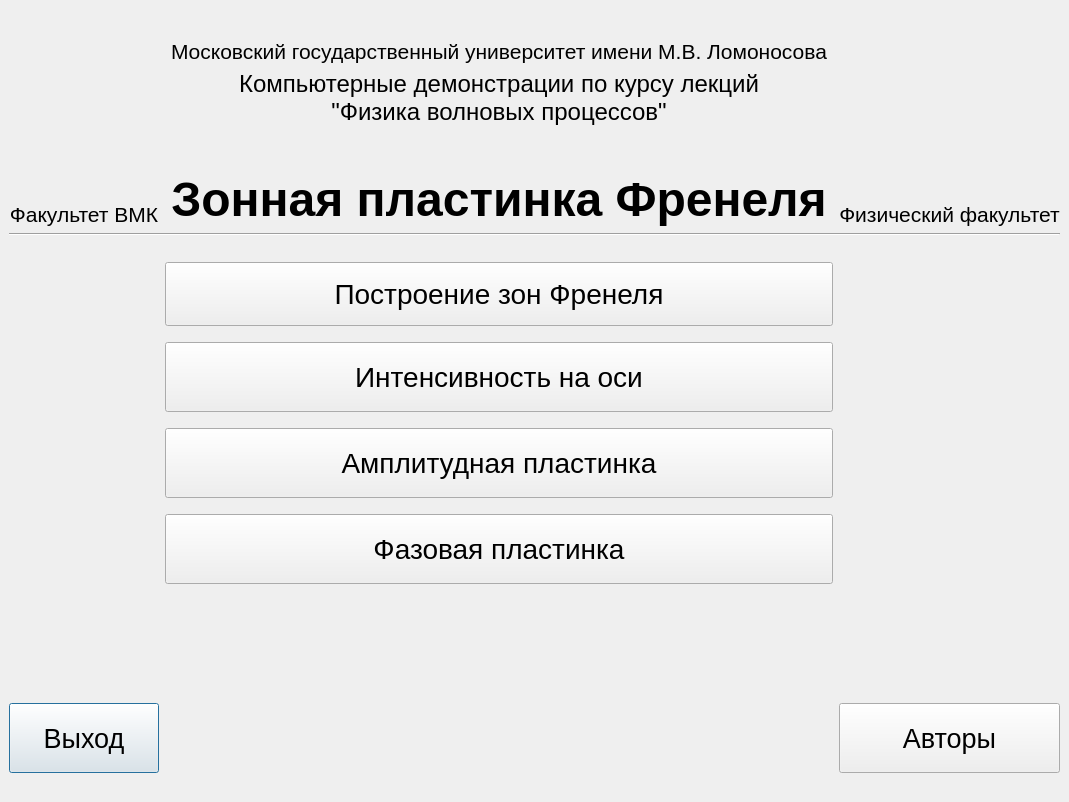
Above: QtFresnelZones/titlewindow.ui from Lnd-stoL/fresnel-zones-qt before the change. Below: the same form after it.
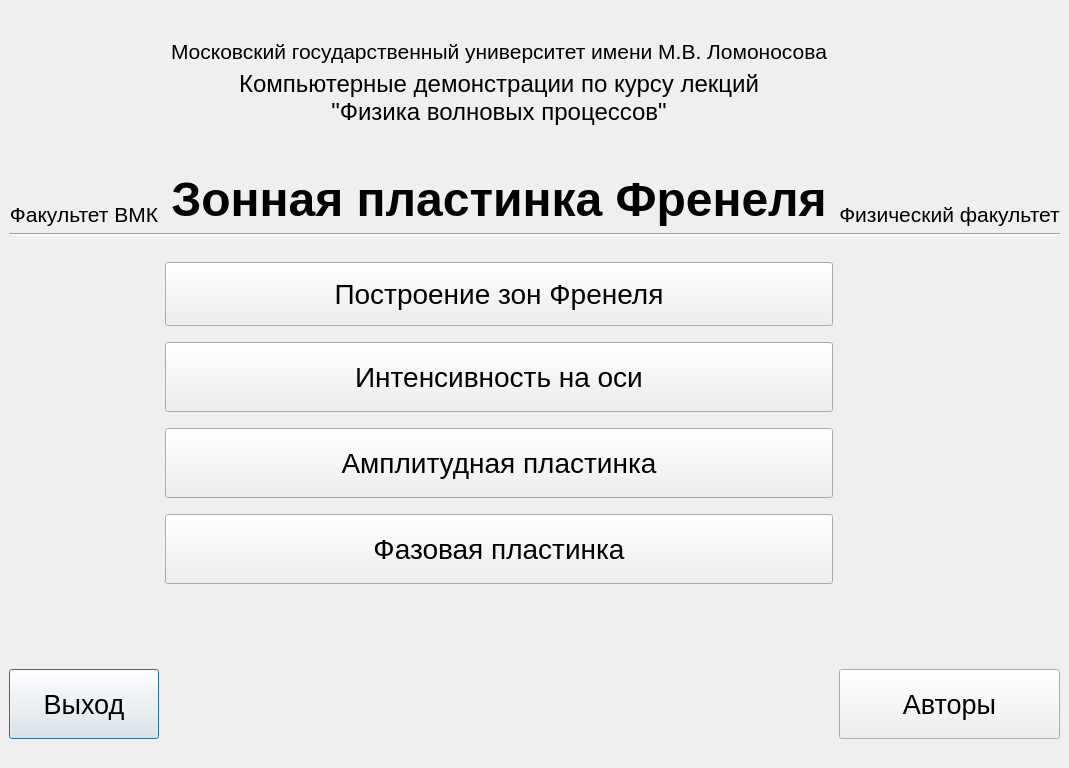
That is the form after the change. Icons and pictures are not drawn. Custom widgets are drawn as their Qt base class.

```diff
--- a/QtFresnelZones/titlewindow.ui
+++ b/QtFresnelZones/titlewindow.ui
@@ -7,7 +7,7 @@
     <x>0</x>
     <y>0</y>
     <width>1024</width>
-    <height>802</height>
+    <height>768</height>
    </rect>
   </property>
   <property name="windowTitle">
@@ -16,7 +16,7 @@
   <widget class="QWidget" name="centralwidget">
    <layout class="QGridLayout" name="gridLayout_2">
     <item row="0" column="0">
-     <layout class="QGridLayout" name="gridLayout" columnstretch="1,2,1">
+     <layout class="QGridLayout" name="gridLayout" columnstretch="1,3,1">
       <item row="7" column="1">
        <widget class="FontScalablePushButton" name="pushButton_IntensityGraph">
         <property name="sizePolicy">
```
Left out of the diff: 6 changed lines with no effect on the pictures.
